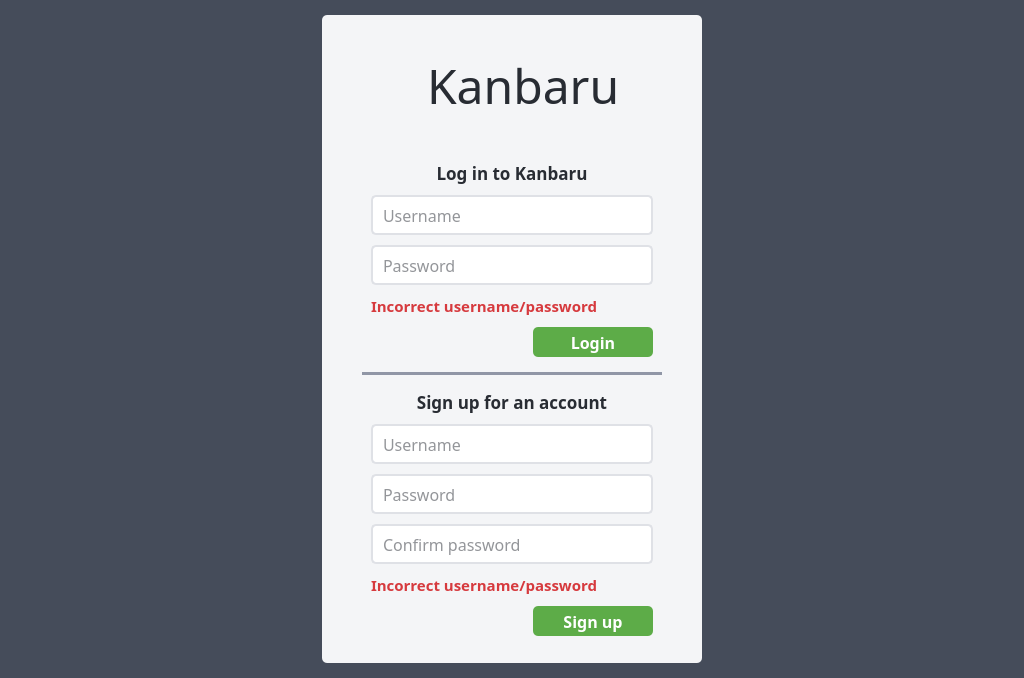
dulapahv/Kanbaru, file src/ui/welcome.ui: the form before one commit.
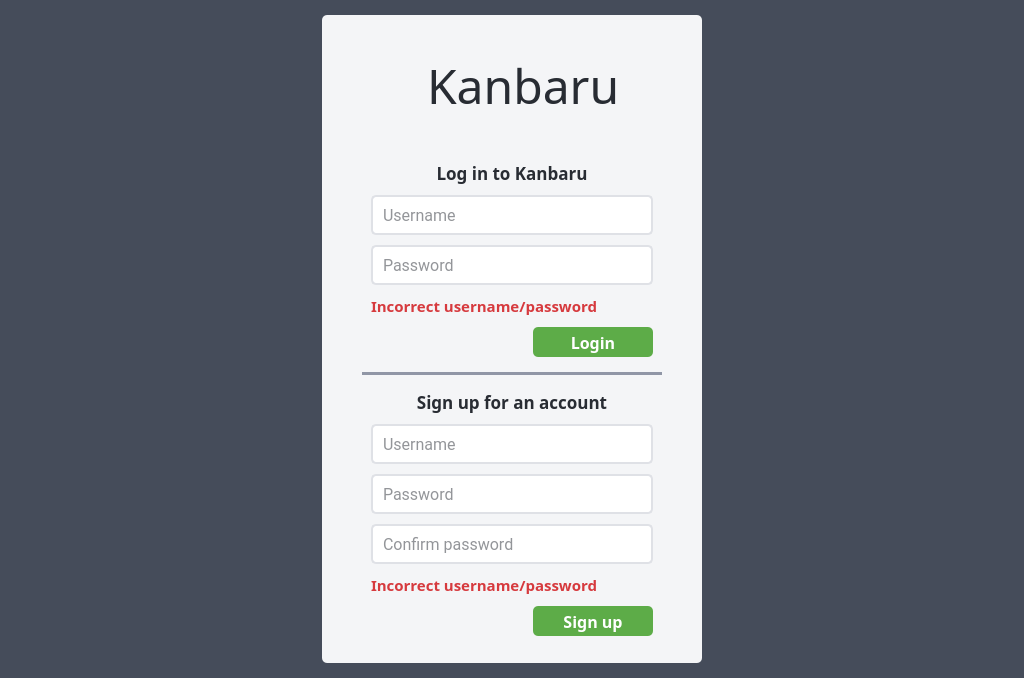
The form after the commit. Icons and pictures are not drawn.

Commit message: Implement close, logout, delete, update font, implement key press listener for welcome screen

What changed in the file:
```diff
--- a/src/ui/welcome.ui
+++ b/src/ui/welcome.ui
@@ -297,7 +297,7 @@
                       </property>
                       <property name="font">
                        <font>
-                        <family>Torus Pro</family>
+                        <family>Roboto</family>
                         <pointsize>12</pointsize>
                        </font>
                       </property>
@@ -323,7 +323,7 @@
                       </property>
                       <property name="font">
                        <font>
-                        <family>Torus Pro</family>
+                        <family>Roboto</family>
                         <pointsize>12</pointsize>
                        </font>
                       </property>
@@ -486,7 +486,7 @@
                       </property>
                       <property name="font">
                        <font>
-                        <family>Torus Pro</family>
+                        <family>Roboto</family>
                         <pointsize>12</pointsize>
                        </font>
                       </property>
@@ -512,7 +512,7 @@
                       </property>
                       <property name="font">
                        <font>
-                        <family>Torus Pro</family>
+                        <family>Roboto</family>
                         <pointsize>12</pointsize>
                        </font>
                       </property>
@@ -541,7 +541,7 @@
                       </property>
                       <property name="font">
                        <font>
-                        <family>Torus Pro</family>
+                        <family>Roboto</family>
                         <pointsize>12</pointsize>
                        </font>
                       </property>
```
Left out of the diff: 2 changed lines with no effect on the pictures. The commit also changes 14 other files.
